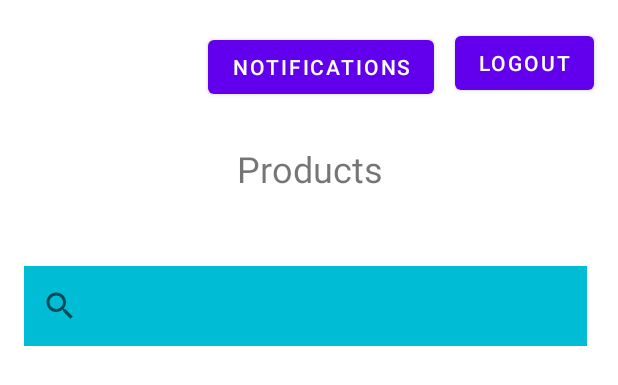
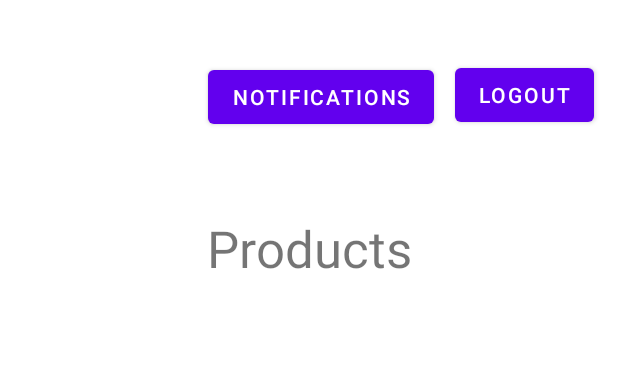
Before and after one commit to nicolasfara/smart-shelf-android, an Android app: the layout activity_products.xml on its own in the app's theme, with its tools: preview values and no code run, on a phone screen of 412 x 824 dp. Shown: the top 385 px of the screen. Run offline under Robolectric (Android 15) with nearby library versions, the phone set to English and light mode, and no system bars.

Commit message:
fix: general fix

```diff
--- a/app/src/main/java/it/unibo/sc/activities/ProductActivity.kt
+++ b/app/src/main/java/it/unibo/sc/activities/ProductActivity.kt
@@ -92,7 +92,10 @@ class ProductActivity : AppCompatActivity() {
         val productExpiringDateText = binding.productInfoExpiringDate
 
         productNameText.text = intentExtras?.getString("productName")
-        productPriceText.text = intentExtras?.getDouble("productPrice").toString()
+        productPriceText.text = this.getString(
+            it.unibo.sc.R.string.euro,
+            intentExtras?.getDouble("productPrice").toString()
+        )
         productExpiringDateText.text = intentExtras?.getString("productExpiringDate")
     }
 
--- a/app/src/main/java/it/unibo/sc/queries/ListProductsWarehouseQuery.kt
+++ b/app/src/main/java/it/unibo/sc/queries/ListProductsWarehouseQuery.kt
@@ -34,7 +34,6 @@ class ListProductsWarehouseQuery() {
     ): PaginatedResult<ProductWarehouse>? {
         return try {
             val res = Amplify.API.query(productsWarehouseRequest(nextToken, limit))
-            Log.d("QUERY", res.data.items.map { it.id }.toString())
             res.data
         } catch (error: ApiException) {
             Log.e("ListProductsQuery", "Query failed", error)
--- a/app/src/main/java/it/unibo/sc/queries/ProductWarehouseQuantityUpdate.kt
+++ b/app/src/main/java/it/unibo/sc/queries/ProductWarehouseQuantityUpdate.kt
@@ -22,9 +22,10 @@ object ProductWarehouseQuantityUpdate {
             .productWarehouseProductId(productWarehouseProductId)
             .id(productWarehouseId)
             .build()
+
         try {
-            Amplify.API.mutate(ModelMutation.update(productWarehouse))
-            Log.i("ProductWarehouseQuantityUpdate", "Update succeeded")
+            val res = Amplify.API.mutate(ModelMutation.update(productWarehouse))
+            Log.i("ProductWarehouseQuantityUpdate", "Update succeeded $res")
         } catch (error: ApiException) {
             Log.e("ProductWarehouseQuantityUpdate", "Update failed", error)
         }
--- a/app/src/main/res/layout/activity_products.xml
+++ b/app/src/main/res/layout/activity_products.xml
@@ -16,7 +16,7 @@
         app:layout_constraintHorizontal_bias="0.949"
         app:layout_constraintStart_toStartOf="parent"
         app:layout_constraintTop_toTopOf="parent"
-        app:layout_constraintVertical_bias="0.023" />
+        app:layout_constraintVertical_bias="0.051" />
 
     <TextView
         android:id="@+id/textView2"
@@ -24,27 +24,12 @@
         android:layout_height="wrap_content"
         android:text="@string/productsTitle"
         android:textAlignment="center"
-        android:textSize="24sp"
+        android:textSize="34sp"
         app:layout_constraintBottom_toBottomOf="parent"
         app:layout_constraintEnd_toEndOf="parent"
         app:layout_constraintStart_toStartOf="parent"
         app:layout_constraintTop_toTopOf="parent"
-        app:layout_constraintVertical_bias="0.121" />
-
-    <SearchView
-        android:id="@+id/searchView"
-        style="@android:style/Widget.Material.SearchView"
-        android:layout_width="375dp"
-        android:layout_height="53dp"
-        android:background="#00BCD4"
-        android:clickable="true"
-        app:actionViewClass="android.support.v7.widget.SearchView"
-        app:layout_constraintBottom_toBottomOf="parent"
-        app:layout_constraintEnd_toEndOf="parent"
-        app:layout_constraintHorizontal_bias="0.444"
-        app:layout_constraintStart_toStartOf="parent"
-        app:layout_constraintTop_toBottomOf="@+id/textView2"
-        app:layout_constraintVertical_bias="0.076" />
+        app:layout_constraintVertical_bias="0.183" />
 
     <Button
         android:id="@+id/notificationsButton"
@@ -64,7 +49,6 @@
         android:layout_height="499dp"
         app:layout_constraintBottom_toBottomOf="parent"
         app:layout_constraintEnd_toEndOf="parent"
-        app:layout_constraintStart_toStartOf="parent"
-        app:layout_constraintTop_toBottomOf="@+id/searchView" />
+        app:layout_constraintStart_toStartOf="parent" />
 
 </androidx.constraintlayout.widget.ConstraintLayout>
```
Also changed, not shown: 1 other file.
